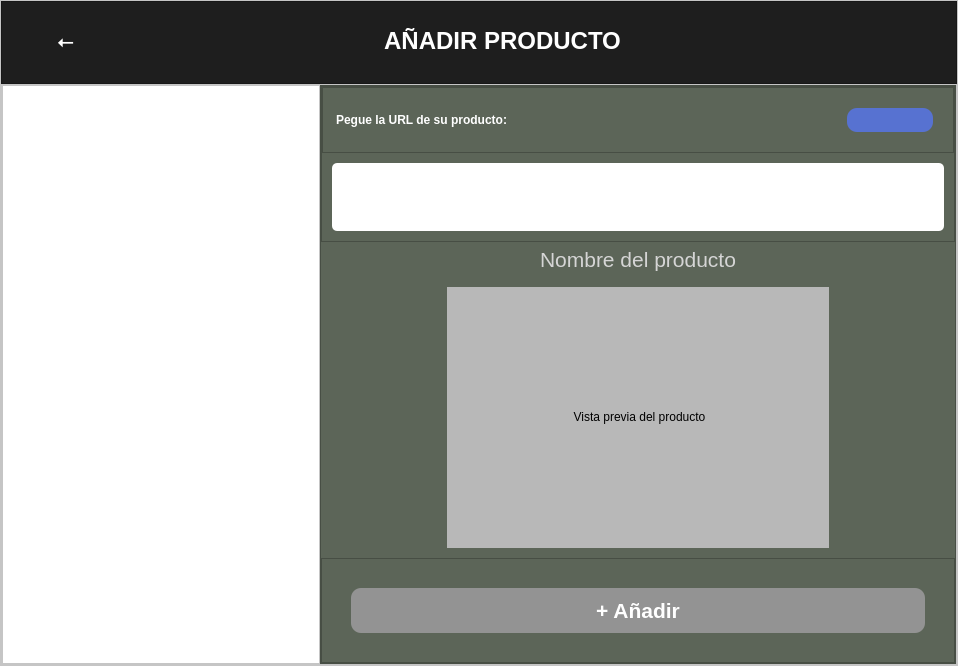
Qt form Interfaz/gui/URL.ui (50DayEmpire/Tracking_Precios) before a commit.
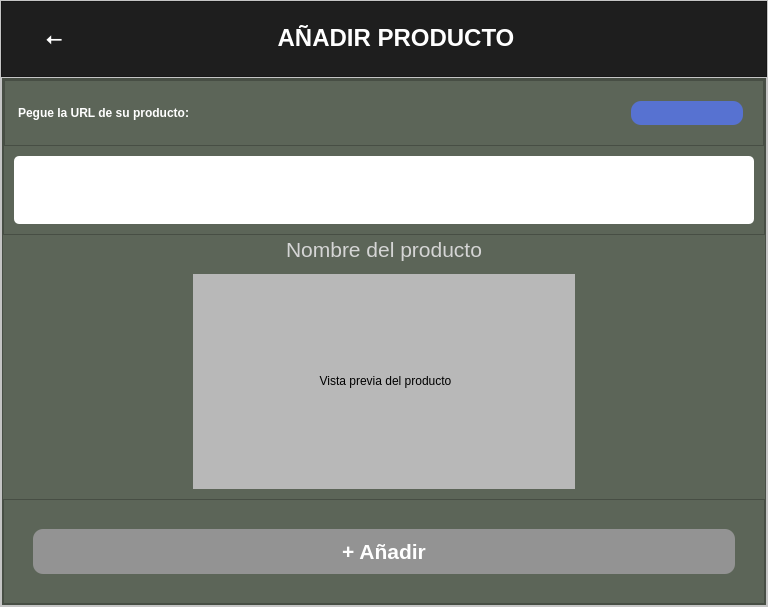
The same form after that commit. Icons and pictures are not drawn.

Commit message:
URL limpia
Se quito el espacio en donde se iba a dejar una imagen de la tienda

```diff
--- a/Interfaz/gui/URL.ui
+++ b/Interfaz/gui/URL.ui
@@ -6,8 +6,8 @@
    <rect>
     <x>0</x>
     <y>0</y>
-    <width>958</width>
-    <height>666</height>
+    <width>768</width>
+    <height>607</height>
    </rect>
   </property>
   <property name="windowTitle">
@@ -150,37 +150,6 @@
           <property name="bottomMargin">
            <number>0</number>
           </property>
-          <item>
-           <widget class="QFrame" name="frame_5">
-            <property name="sizePolicy">
-             <sizepolicy hsizetype="Minimum" vsizetype="Minimum">
-              <horstretch>0</horstretch>
-              <verstretch>0</verstretch>
-             </sizepolicy>
-            </property>
-            <property name="minimumSize">
-             <size>
-              <width>200</width>
-              <height>300</height>
-             </size>
-            </property>
-            <property name="layoutDirection">
-             <enum>Qt::RightToLeft</enum>
-            </property>
-            <property name="styleSheet">
-             <string notr="true"/>
-            </property>
-            <property name="frameShape">
-             <enum>QFrame::StyledPanel</enum>
-            </property>
-            <property name="frameShadow">
-             <enum>QFrame::Raised</enum>
-            </property>
-            <property name="lineWidth">
-             <number>0</number>
-            </property>
-           </widget>
-          </item>
           <item>
            <widget class="QFrame" name="frame_4">
             <property name="styleSheet">
```
Left out of the diff: 2 changed lines with no effect on the pictures. The commit also changes 1 other file.
